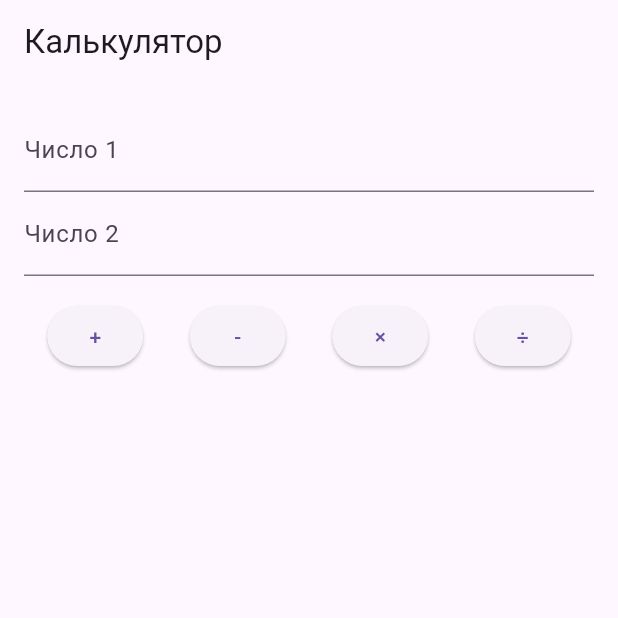
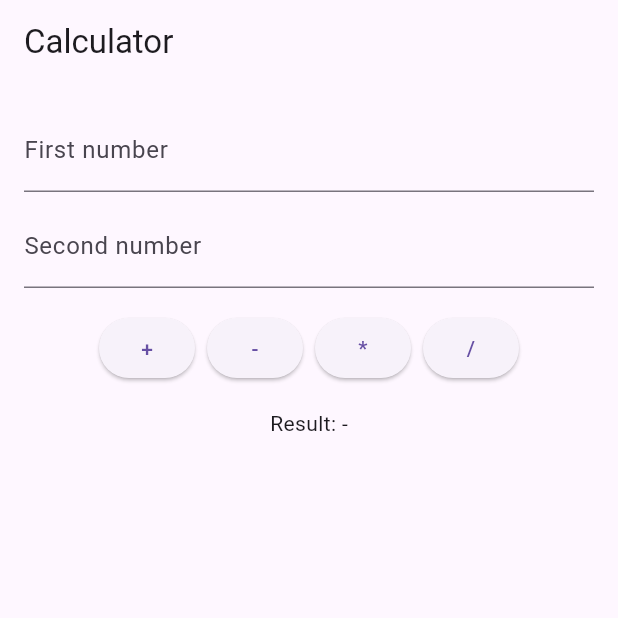
Before and after one commit to Danila2006/Module_2, a Flutter app: the screen it shows after launch, on a phone screen of 412 x 824 dp, the top half of it. Run offline on Flutter 3.47's test engine with Material 3 defaults, Android fonts, the phone set to English and light mode, and no system bars; our stand-ins replace dio, shared_preferences, sqflite; accounts and stored records are empty; network calls fail.

Commit message:
Modified some files

```diff
--- a/lib/calculator_widget.dart
+++ b/lib/calculator_widget.dart
@@ -2,104 +2,110 @@ import 'package:flutter/material.dart';
 import 'calculator.dart';
 
 class CalculatorWidget extends StatefulWidget {
-  const CalculatorWidget({Key? key}) : super(key: key);
-
   @override
-  State<CalculatorWidget> createState() => _CalculatorWidgetState();
+  _CalculatorWidgetState createState() => _CalculatorWidgetState();
 }
 
 class _CalculatorWidgetState extends State<CalculatorWidget> {
-  final TextEditingController _c1 = TextEditingController();
-  final TextEditingController _c2 = TextEditingController();
-  final Calculator calc = Calculator();
-
-  String result = '';
+  final TextEditingController firstController = TextEditingController();
+  final TextEditingController secondController = TextEditingController();
+  double? result;
 
   void calculate(String operation) {
-    final a = double.tryParse(_c1.text);
-    final b = double.tryParse(_c2.text);
+    final double? first = double.tryParse(firstController.text);
+    final double? second = double.tryParse(secondController.text);
 
-    if (a == null || b == null) {
+    if (first == null || second == null) {
       setState(() {
-        result = 'Невірне число';
+        result = null;
       });
       return;
     }
 
     try {
+      final calc = Calculator();
       double res;
+
       switch (operation) {
         case '+':
-          res = calc.add(a, b);
+          res = calc.add(first, second);
           break;
         case '-':
-          res = calc.subtract(a, b);
+          res = calc.subtract(first, second);
           break;
         case '*':
-          res = calc.multiply(a, b);
+          res = calc.multiply(first, second);
           break;
         case '/':
-          res = calc.divide(a, b);
+          res = calc.divide(first, second); // 🔥 тут буде помилка при 0
           break;
         default:
-          res = 0;
+          return;
       }
 
       setState(() {
-        result = 'Результат: $res';
+        result = res;
       });
     } catch (e) {
       setState(() {
-        result = e.toString();
+        result = null;
       });
+
+      ScaffoldMessenger.of(context).showSnackBar(
+        SnackBar(content: Text(e.toString())),
+      );
     }
   }
 
   @override
   Widget build(BuildContext context) {
     return Scaffold(
-      appBar: AppBar(title: const Text('Калькулятор')),
+      appBar: AppBar(title: Text('Calculator')),
       body: Padding(
-        padding: const EdgeInsets.all(16),
+        padding: EdgeInsets.all(16),
         child: Column(
           children: [
             TextField(
-              controller: _c1,
-              decoration: const InputDecoration(labelText: 'Число 1'),
+              key: Key('firstNumber'),
+              controller: firstController,
               keyboardType: TextInputType.number,
+              decoration: InputDecoration(labelText: 'First number'),
             ),
+            SizedBox(height: 8),
             TextField(
-              controller: _c2,
-              decoration: const InputDecoration(labelText: 'Число 2'),
+              key: Key('secondNumber'),
+              controller: secondController,
               keyboardType: TextInputType.number,
+              decoration: InputDecoration(labelText: 'Second number'),
             ),
-            const SizedBox(height: 16),
-            Row(
-              mainAxisAlignment: MainAxisAlignment.spaceAround,
+            SizedBox(height: 16),
+            Wrap(
+              spacing: 8,
               children: [
                 ElevatedButton(
+                  key: Key('addButton'),
                   onPressed: () => calculate('+'),
-                  child: const Text('+'),
+                  child: Text('+'),
                 ),
                 ElevatedButton(
+                  key: Key('subtractButton'),
                   onPressed: () => calculate('-'),
-                  child: const Text('-'),
+                  child: Text('-'),
                 ),
                 ElevatedButton(
+                  key: Key('multiplyButton'),
                   onPressed: () => calculate('*'),
-                  child: const Text('×'),
+                  child: Text('*'),
                 ),
                 ElevatedButton(
+                  key: Key('divideButton'),
                   onPressed: () => calculate('/'),
-                  child: const Text('÷'),
+                  child: Text('/'),
                 ),
               ],
             ),
-            const SizedBox(height: 32),
-            Text(
-              result,
-              style: const TextStyle(fontSize: 24, fontWeight: FontWeight.bold),
-            ),
+            SizedBox(height: 16),
+            Text('Result: ${result ?? '-'}', key: Key('result')),
           ],
         ),
       ),
```
Also changed, not shown: 1 other file.
